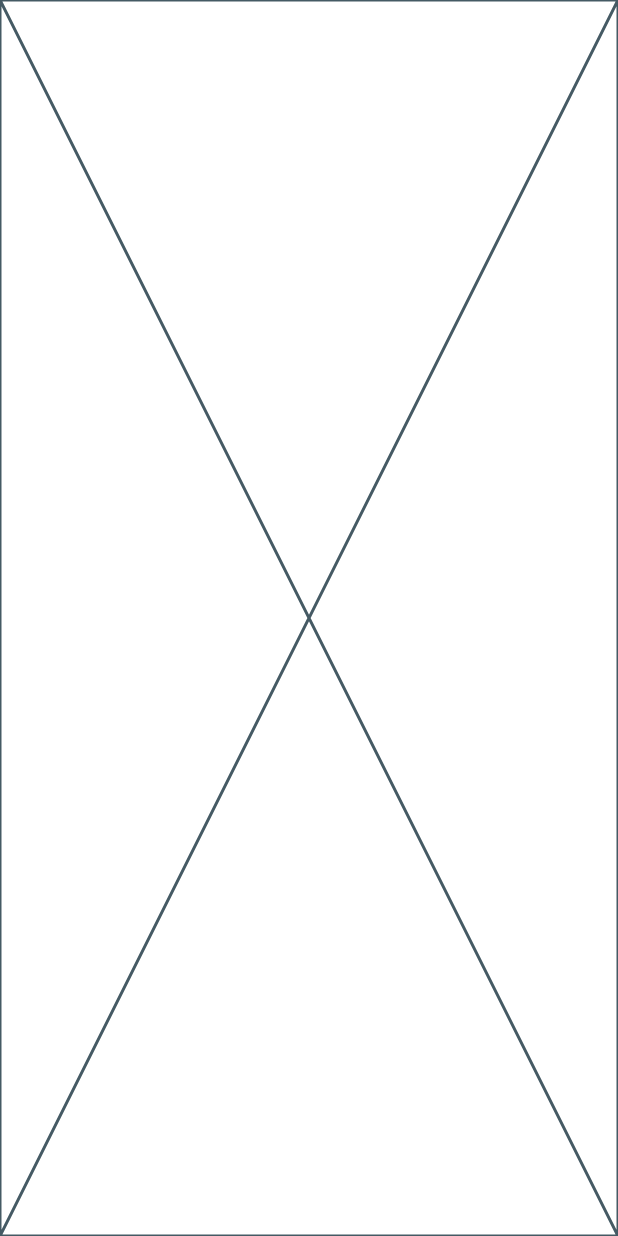
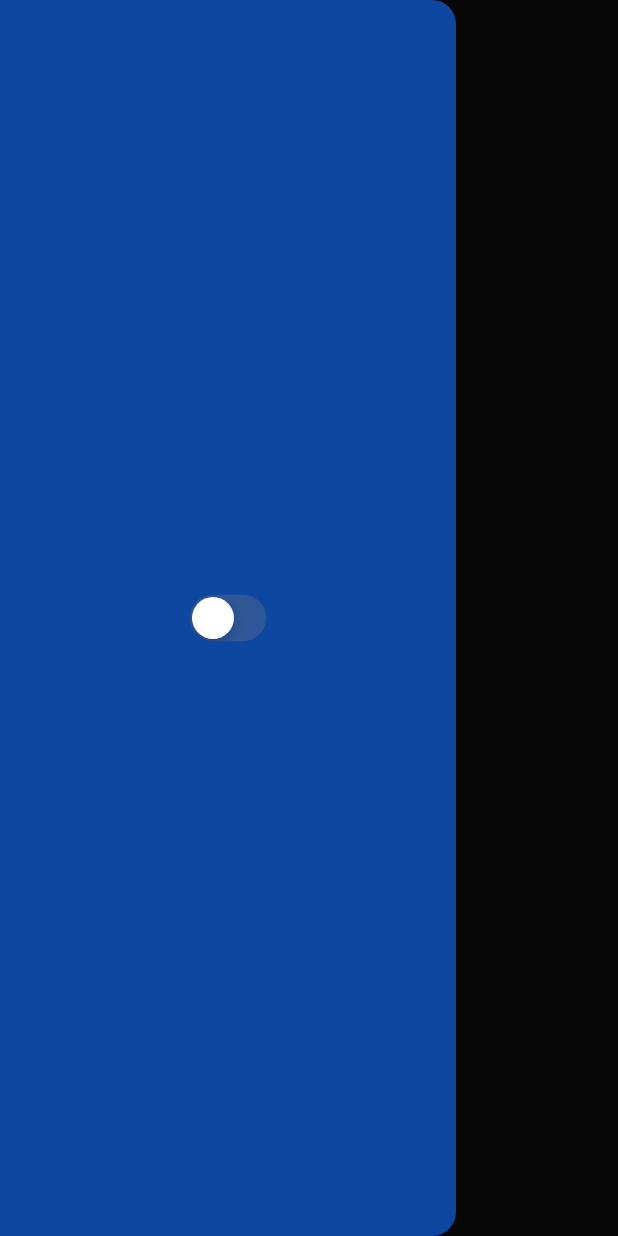
Before and after one commit to SamiDev016/Habbit-Tracker-App, a Flutter app: the screen it shows after launch, with the side drawer open (before the commit the screen has no drawer), on a phone screen of 412 x 824 dp. Run offline on Flutter 3.47's test engine with Material 3 defaults, Android fonts, the phone set to English and light mode, and no system bars.

Commit message:
light and dark mode toggle buttton

```diff
--- a/lib/main.dart
+++ b/lib/main.dart
@@ -1,8 +1,15 @@
 import 'package:flutter/material.dart';
 import 'package:habbit_tracker/pages/home_page.dart';
+import 'package:habbit_tracker/theme/theme_provider.dart';
+import 'package:provider/provider.dart';
 
 void main() {
-  runApp(const MyApp());
+  runApp(
+    ChangeNotifierProvider(
+      create: (context) => ThemeProvider(),
+      child: const MyApp(),
+    ),
+  );
 }
 
 class MyApp extends StatelessWidget {
@@ -13,7 +20,8 @@ class MyApp extends StatelessWidget {
   Widget build(BuildContext context) {
     return MaterialApp(
       title: 'Flutter Demo',
-      home: HomePage(),
+      theme: Provider.of<ThemeProvider>(context).themeData,
+      home: const HomePage(),
     );
   }
 }
--- a/lib/pages/home_page.dart
+++ b/lib/pages/home_page.dart
@@ -1,10 +1,24 @@
+import 'package:flutter/cupertino.dart';
 import 'package:flutter/material.dart';
+import 'package:habbit_tracker/theme/theme_provider.dart';
+import 'package:provider/provider.dart';
 
 class HomePage extends StatelessWidget {
   const HomePage({super.key});
 
   @override
   Widget build(BuildContext context) {
-    return const Placeholder();
+    return Scaffold(
+      appBar: AppBar(),
+      drawer: Drawer(
+        backgroundColor: Theme.of(context).colorScheme.background,
+        child: Center(
+          child: CupertinoSwitch(
+            value: Provider.of<ThemeProvider>(context).isDarkMode,
+            onChanged: (value) => Provider.of<ThemeProvider>(context,listen: false).toggleTheme(),
+          ),
+        ),
+      ),
+    );
   }
 }
--- /dev/null
+++ b/lib/theme/dark_mode.dart
@@ -0,0 +1,11 @@
+import 'package:flutter/material.dart';
+
+ThemeData lightMode = ThemeData(
+  colorScheme: ColorScheme.dark(
+    background: Colors.blue.shade900,
+    primary: Colors.blue.shade600,
+    secondary: Colors.blue.shade700,
+    tertiary: Colors.blue.shade800,
+    inversePrimary: Colors.blue.shade300
+  )
+);
--- /dev/null
+++ b/lib/theme/light_mode.dart
@@ -0,0 +1,11 @@
+import 'package:flutter/material.dart';
+
+ThemeData darkMode = ThemeData(
+  colorScheme: ColorScheme.light(
+    background: Colors.blue.shade300,
+    primary: Colors.blue.shade500,
+    secondary: Colors.blue.shade200,
+    tertiary: Colors.white,
+    inversePrimary: Colors.blue.shade900
+  )
+);
--- /dev/null
+++ b/lib/theme/theme_provider.dart
@@ -0,0 +1,25 @@
+import 'package:flutter/material.dart';
+import 'package:habbit_tracker/theme/dark_mode.dart';
+import 'package:habbit_tracker/theme/light_mode.dart';
+
+class ThemeProvider extends ChangeNotifier{
+
+  ThemeData _themeData = lightMode;
+
+  ThemeData get themeData => _themeData;
+
+  bool get isDarkMode => _themeData == darkMode;
+
+  set themeData(ThemeData themeData){
+    _themeData = themeData;
+    notifyListeners();
+  }
+
+  void toggleTheme(){
+    if(_themeData == lightMode){
+      themeData = darkMode;
+    }else{
+      themeData = lightMode;
+    }
+  }
+}
--- a/pubspec.yaml
+++ b/pubspec.yaml
@@ -35,6 +35,9 @@ dependencies:
   # The following adds the Cupertino Icons font to your application.
   # Use with the CupertinoIcons class for iOS style icons.
   cupertino_icons: ^1.0.6
+  provider: ^6.1.2
+  isar: ^3.1.0+1
+  isar_flutter_libs: ^3.1.0+1
 
 dev_dependencies:
   flutter_test:
@@ -46,6 +49,8 @@ dev_dependencies:
   # package. See that file for information about deactivating specific lint
   # rules and activating additional ones.
   flutter_lints: ^3.0.0
+  isar_generator: ^3.1.0+1
+  build_runner: ^2.4.9
 
 # For information on the generic Dart part of this file, see the
 # following page: https://dart.dev/tools/pub/pubspec
```
Also changed, not shown: pubspec.lock, 5 other files.
